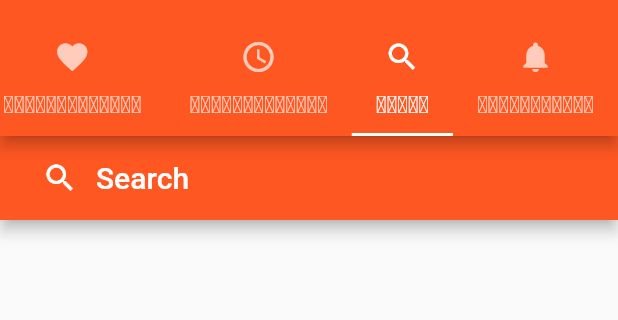
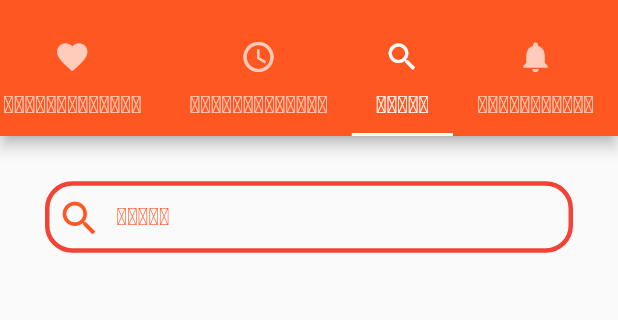
Before and after one commit to govindaghr/zhebsa_assistant, a Flutter app: the screen it shows after launch, tab 3 chosen, on a phone screen of 412 x 824 dp, the part 59-379 px from its top. Run offline on Flutter 3.47's test engine with Material 2 defaults, Android fonts, the phone set to English and light mode, and no system bars.

Commit message:
Search Button decorated

```diff
--- a/lib/pages/components/custom_search.dart
+++ b/lib/pages/components/custom_search.dart
@@ -15,7 +15,7 @@ class CustomSearch extends SearchDelegate {
   ];
 
   CustomSearch({
-    String hintText = "Song Search",
+    String hintText = "འཚོལ།",
   }) : super(
           searchFieldLabel: hintText,
           keyboardType: TextInputType.text,
--- a/lib/pages/favourite.dart
+++ b/lib/pages/favourite.dart
@@ -7,11 +7,13 @@ class FavouritePage extends StatelessWidget {
   Widget build(BuildContext context) {
     // setPageTitle('Favourite Page', context);
     return Scaffold(
-      appBar: AppBar(
-        title: const Text('FavouritePage'),
-      ),
-      body: const Center(
-        child: Text('FavouritePage Screen'),
+      body: Container(
+        width: double.infinity,
+        height: double.infinity,
+        transformAlignment: Alignment.topCenter,
+        child: const Center(
+          child: Text('FavouritePage Screen'),
+        ),
       ),
     );
   }
--- a/lib/pages/search_icon.dart
+++ b/lib/pages/search_icon.dart
@@ -7,26 +7,52 @@ class SearchIcon extends StatelessWidget {
   @override
   Widget build(BuildContext context) {
     return Scaffold(
-      appBar: AppBar(
-        // The search area here
-        title: SizedBox(
-          width: double.infinity,
-          height: 40.0,
-          // decoration: BoxDecoration(
-          //     color: Colors.white, borderRadius: BorderRadius.circular(5)),
-          child: Center(
-              child: Row(
+      body: Center(
+        child: Padding(
+          padding: const EdgeInsets.all(30.0),
+          child: Column(
+            crossAxisAlignment: CrossAxisAlignment.start,
             children: [
-              IconButton(
-                icon: const Icon(Icons.search_sharp),
-                onPressed: () =>
-                    showSearch(context: context, delegate: CustomSearch()),
-                // Navigator.of(context).push(
-                //     MaterialPageRoute(builder: (_) => const SearchPage())),
+              Container(
+                width: double.infinity,
+                alignment: Alignment.center,
+                child: TextButton(
+                  onPressed: () =>
+                      showSearch(context: context, delegate: CustomSearch()),
+                  style: ButtonStyle(
+                    shape: MaterialStateProperty.all<RoundedRectangleBorder>(
+                      RoundedRectangleBorder(
+                        borderRadius: BorderRadius.circular(18.0),
+                        side: const BorderSide(
+                          color: Colors.red,
+                          width: 3,
+                        ),
+                      ),
+                    ),
+                  ),
+                  child: Row(
+                    children: [
+                      const Padding(
+                        padding: EdgeInsets.only(right: 9.5, top: 1.6),
+                        child: Icon(
+                          Icons.search_sharp,
+                          color: Colors.deepOrange,
+                          size: 30.0,
+                        ),
+                      ),
+                      Text(
+                        "འཚོལ།",
+                        style: Theme.of(context).textTheme.bodyText2?.merge(
+                              const TextStyle(
+                                  color: Colors.deepOrange, fontSize: 16.0),
+                            ),
+                      ),
+                    ],
+                  ),
+                ),
               ),
-              const Text('Search'),
             ],
-          )),
+          ),
         ),
       ),
     );
```
